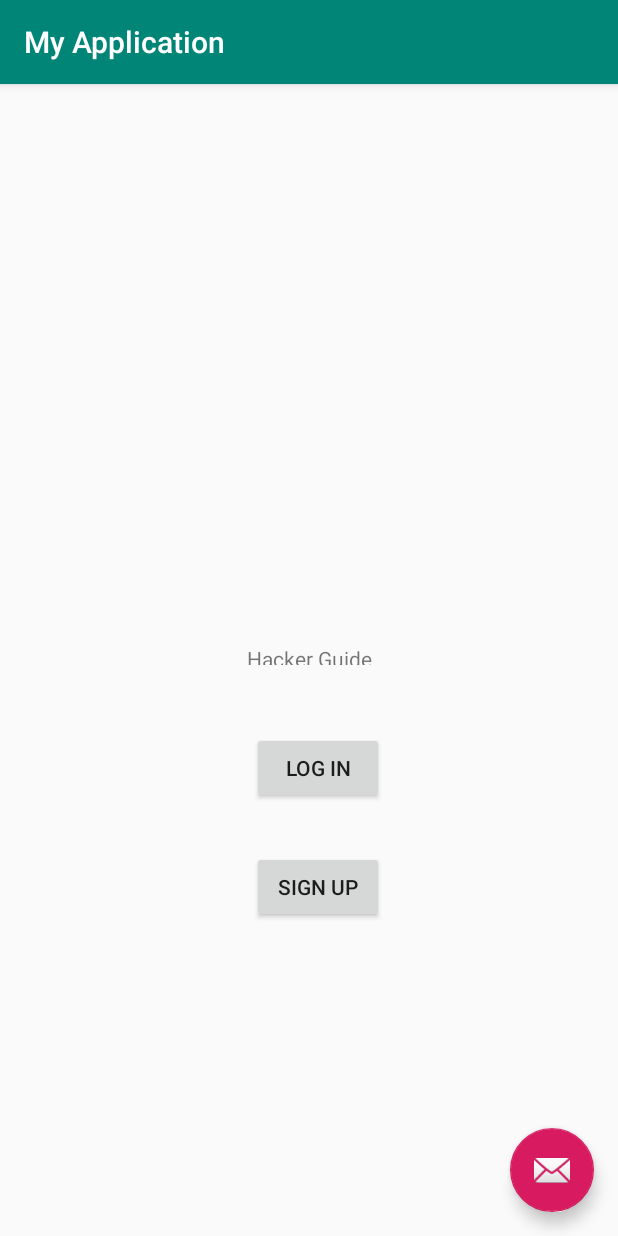
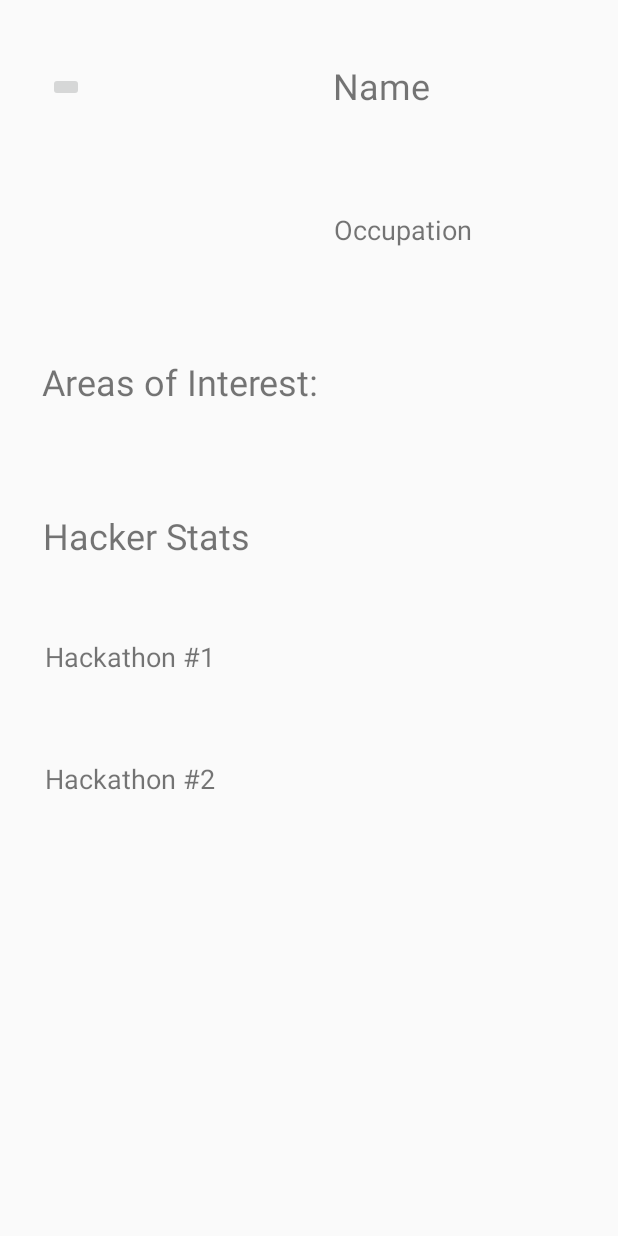
Before and after one commit to shefaliqamar/ACMHacks2019, an Android app: the screen it shows after launch (MainActivity), after a tap on "LOG IN", on a phone screen of 412 x 824 dp. Run offline under Robolectric (Android 15) with nearby library versions, the phone set to English and light mode, and no system bars.

Commit message:
Commiting login.java and MainActivity.java, and activity and login xml files.

```diff
--- a/app/src/main/java/com/example/myapplication/MainActivity.java
+++ b/app/src/main/java/com/example/myapplication/MainActivity.java
@@ -25,9 +25,8 @@ public class MainActivity extends AppCompatActivity {
         login.setOnClickListener(new View.OnClickListener() {
             public void onClick(View v) {
                 Log.d("katrin", "button is working");
-                setContentView(R.layout.activity_login);
+                setContentView(R.layout.activity_profile);
             }
         });
-
     }
 }
--- /dev/null
+++ b/app/src/main/java/com/example/myapplication/Profile.java
@@ -0,0 +1,13 @@
+package com.example.myapplication;
+
+import android.support.v7.app.AppCompatActivity;
+import android.os.Bundle;
+
+public class Profile extends AppCompatActivity {
+
+    @Override
+    protected void onCreate(Bundle savedInstanceState) {
+        super.onCreate(savedInstanceState);
+        setContentView(R.layout.activity_profile);
+    }
+}
--- a/app/src/main/java/com/example/myapplication/login.java
+++ b/app/src/main/java/com/example/myapplication/login.java
@@ -18,13 +18,7 @@ public class login extends AppCompatActivity {
         Toolbar toolbar = findViewById(R.id.toolbar);
         setSupportActionBar(toolbar);
 
-        Button back = findViewById(R.id.back);
-        back.setOnClickListener(new View.OnClickListener() {
-            public void onClick(View v) {
-                Log.d("katrin", "back button pressed");
-                setContentView(R.layout.activity_main);
-            }
-        });
+
 
 
     }
--- /dev/null
+++ b/app/src/main/res/layout/activity_profile.xml
@@ -0,0 +1,113 @@
+<?xml version="1.0" encoding="utf-8"?>
+<android.support.constraint.ConstraintLayout xmlns:android="http://schemas.android.com/apk/res/android"
+    xmlns:app="http://schemas.android.com/apk/res-auto"
+    xmlns:tools="http://schemas.android.com/tools"
+    android:layout_width="match_parent"
+    android:layout_height="match_parent"
+    tools:context=".Profile">
+
+    <ImageButton
+        android:id="@+id/imageButton"
+        android:layout_width="wrap_content"
+        android:layout_height="wrap_content"
+        android:layout_marginStart="32dp"
+        android:layout_marginLeft="32dp"
+        android:layout_marginTop="8dp"
+        android:layout_marginBottom="8dp"
+        app:layout_constraintBottom_toBottomOf="parent"
+        app:layout_constraintStart_toStartOf="parent"
+        app:layout_constraintTop_toTopOf="parent"
+        app:layout_constraintVertical_bias="0.051"
+        tools:srcCompat="@tools:sample/avatars[5]" />
+
+    <TextView
+        android:id="@+id/textView3"
+        android:layout_width="162dp"
+        android:layout_height="61dp"
+        android:layout_marginTop="8dp"
+        android:layout_marginEnd="28dp"
+        android:layout_marginRight="28dp"
+        android:layout_marginBottom="8dp"
+        android:text="Name"
+        android:textSize="24sp"
+        app:layout_constraintBottom_toBottomOf="parent"
+        app:layout_constraintEnd_toEndOf="parent"
+        app:layout_constraintTop_toTopOf="parent"
+        app:layout_constraintVertical_bias="0.044" />
+
+    <TextView
+        android:id="@+id/textView4"
+        android:layout_width="165dp"
+        android:layout_height="60dp"
+        android:layout_marginTop="8dp"
+        android:layout_marginEnd="24dp"
+        android:layout_marginRight="24dp"
+        android:layout_marginBottom="8dp"
+        android:text="Occupation"
+        android:textSize="18sp"
+        app:layout_constraintBottom_toBottomOf="parent"
+        app:layout_constraintEnd_toEndOf="parent"
+        app:layout_constraintTop_toTopOf="parent"
+        app:layout_constraintVertical_bias="0.177" />
+
+    <TextView
+        android:id="@+id/textView5"
+        android:layout_width="195dp"
+        android:layout_height="52dp"
+        android:layout_marginTop="8dp"
+        android:layout_marginEnd="188dp"
+        android:layout_marginRight="188dp"
+        android:layout_marginBottom="8dp"
+        android:text="Hacker Stats"
+        android:textSize="24sp"
+        app:layout_constraintBottom_toBottomOf="parent"
+        app:layout_constraintEnd_toEndOf="parent"
+        app:layout_constraintTop_toTopOf="parent"
+        app:layout_constraintVertical_bias="0.44" />
+
+    <TextView
+        android:id="@+id/textView6"
+        android:layout_width="210dp"
+        android:layout_height="56dp"
+        android:layout_marginTop="8dp"
+        android:layout_marginEnd="172dp"
+        android:layout_marginRight="172dp"
+        android:layout_marginBottom="8dp"
+        android:text="Hackathon #1"
+        android:textSize="18sp"
+        app:layout_constraintBottom_toBottomOf="parent"
+        app:layout_constraintEnd_toEndOf="parent"
+        app:layout_constraintTop_toTopOf="parent"
+        app:layout_constraintVertical_bias="0.555" />
+
+    <TextView
+        android:id="@+id/textView7"
+        android:layout_width="210dp"
+        android:layout_height="56dp"
+        android:layout_marginTop="8dp"
+        android:layout_marginEnd="172dp"
+        android:layout_marginRight="172dp"
+        android:layout_marginBottom="8dp"
+        android:text="Hackathon #2"
+        android:textSize="18sp"
+        app:layout_constraintBottom_toBottomOf="parent"
+        app:layout_constraintEnd_toEndOf="parent"
+        app:layout_constraintTop_toTopOf="parent"
+        app:layout_constraintVertical_bias="0.663" />
+
+    <TextView
+        android:id="@+id/textView8"
+        android:layout_width="350dp"
+        android:layout_height="77dp"
+        android:layout_marginStart="28dp"
+        android:layout_marginLeft="28dp"
+        android:layout_marginTop="8dp"
+        android:layout_marginBottom="8dp"
+        android:text="Areas of Interest:"
+        android:textSize="24sp"
+        app:layout_constraintBottom_toBottomOf="parent"
+        app:layout_constraintStart_toStartOf="parent"
+        app:layout_constraintTop_toTopOf="parent"
+        app:layout_constraintVertical_bias="0.315" />
+
+</android.support.constraint.ConstraintLayout>
```
